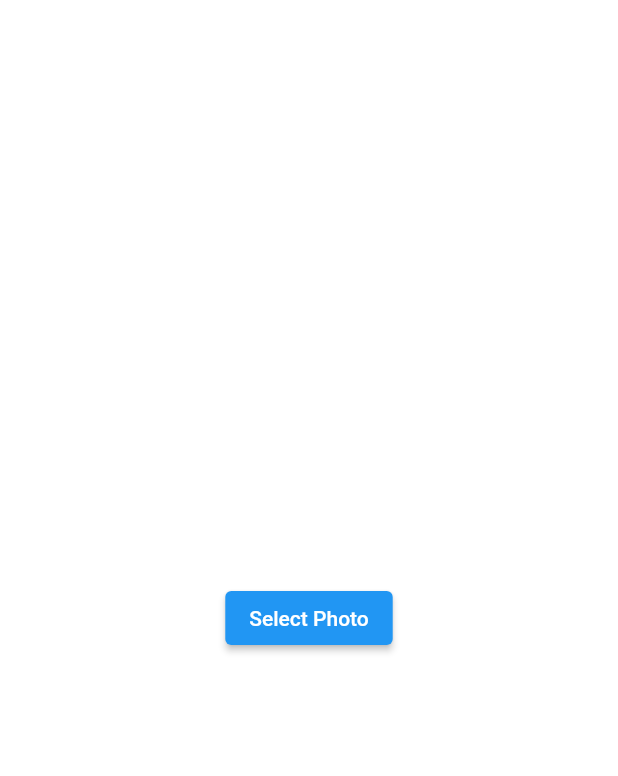
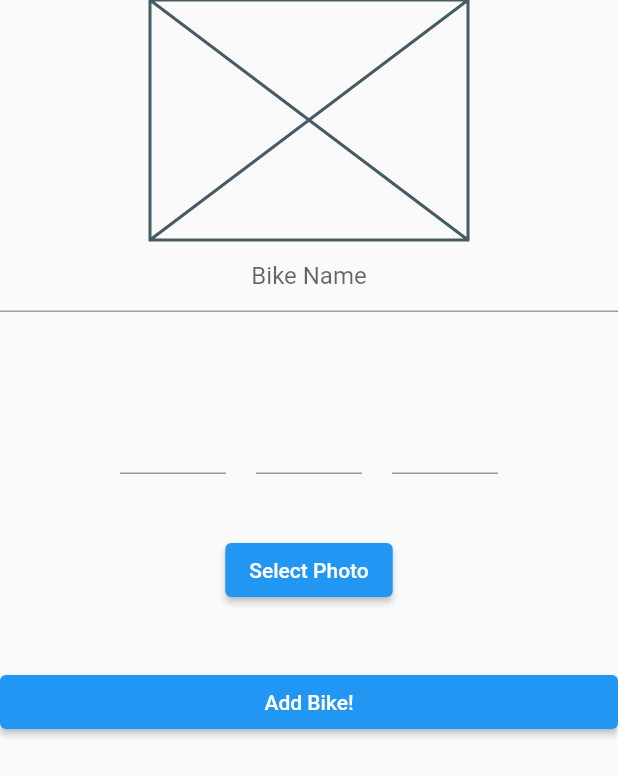
Before and after one commit to Super-Mean-Biker-Gang/bikeapp, a Flutter app: the AddBikeForm widget shown alone on an empty page, opened directly, on a phone screen of 412 x 824 dp. Shown: the top 776 px of the screen. Run offline on Flutter 3.47's test engine with Material 2 defaults, Android fonts, the phone set to English and light mode, and no system bars; our stand-ins replace cloud_firestore, email_validator, firebase_auth, firebase_core, firebase_storage, geolocator and 3 more; missing offline and left inert: flutter_config; accounts and stored records are empty.

Commit message:
Minor improvements to add bike form

```diff
--- a/lib/widgets/add_bike_form.dart
+++ b/lib/widgets/add_bike_form.dart
@@ -1,5 +1,7 @@
 import 'dart:io';
+import 'package:bikeapp/screens/add_bike_screen.dart';
 import 'package:bikeapp/screens/map_screen.dart';
+import 'package:firebase_auth/firebase_auth.dart';
 import 'package:flutter/material.dart';
 import 'package:cloud_firestore/cloud_firestore.dart';
 import 'package:firebase_storage/firebase_storage.dart';
@@ -15,7 +17,13 @@ class _AddBikeFormState extends State<AddBikeForm> {
   File image;
   LocationData locationData;
   final picker = ImagePicker();
+  final FirebaseAuth auth = FirebaseAuth.instance;
+  User user;
   TextEditingController lockComboController = new TextEditingController();
+  TextEditingController lockControllerOne = new TextEditingController();
+  TextEditingController lockControllerTwo = new TextEditingController();
+  TextEditingController lockControllerThree = new TextEditingController();
+  TextEditingController nameController = new TextEditingController();
   String imageURL;
 
   void getImage() async {
@@ -41,86 +49,147 @@ class _AddBikeFormState extends State<AddBikeForm> {
   @override
   void initState() {
     super.initState();
+    user = auth.currentUser;
     retrieveLocation();
   }
 
   @override
   Widget build(BuildContext context) {
-    if (image == null) {
-      getImage();
-      return Center(
-          child: ElevatedButton(
+    return SingleChildScrollView(
+      child: Center(
+        child: Column(mainAxisAlignment: MainAxisAlignment.center, children: [
+          showImage(context),
+          TextField(
+            controller: nameController,
+            decoration: InputDecoration(
+              hintText: "Bike Name",
+            ),
+            textAlign: TextAlign.center,
+            keyboardType: TextInputType.text,
+          ),
+          SizedBox(height: 60),
+          lockInput(context),
+          SizedBox(height: 40),
+          ElevatedButton(
             child: Text('Select Photo'),
             onPressed: () {
               getImage();
-              }));
-    } else {
-      return Scaffold(
-        appBar: AppBar(
-          leading: Padding(
-            padding: const EdgeInsets.only(left: 20.0),
-            child: GestureDetector(
-                onTap: () {
-                  Navigator.of(context).pop();
             },
-                child: Icon(Icons.arrow_back)),
           ),
-          title: Text("Add A Bike"),
-          centerTitle: true,
-        ),
-        body: ListView(children: [
-          Center(
-              child: Column(
-            mainAxisAlignment: MainAxisAlignment.center,
-            children: [
-              Image.file(image),
           SizedBox(height: 40),
-              TextField(
-                controller: lockComboController,
-                decoration: InputDecoration(
-                  hintText: "Lock Combination",
-                ),
-                textAlign: TextAlign.center,
-                // Change to three numbered fields and convert later
-                keyboardType: TextInputType.text,
-              ),
-              SizedBox(height: 80),
           FractionallySizedBox(
             widthFactor: 1,
             child: ElevatedButton(
               child: Text('Add Bike!'),
               onPressed: () {
+                submitAddBike();
+              },
+            ),
+          ),
+        ]),
+      ),
+    );
+  }
+
+  Widget lockInput(BuildContext context) {
+    return Padding(
+      padding: const EdgeInsets.symmetric(horizontal: 80),
+      child: Row(
+        mainAxisAlignment: MainAxisAlignment.spaceBetween,
+        children: <Widget>[
+          Flexible(
+            child: TextField(
+              controller: lockControllerOne,
+              decoration: InputDecoration(contentPadding: EdgeInsets.all(10)),
+              textAlign: TextAlign.center,
+              keyboardType: TextInputType.number,
+            ),
+          ),
+          SizedBox(width: 20.0),
+          Flexible(
+            child: TextField(
+              controller: lockControllerTwo,
+              decoration: InputDecoration(contentPadding: EdgeInsets.all(10)),
+              textAlign: TextAlign.center,
+              keyboardType: TextInputType.number,
+            ),
+          ),
+          SizedBox(width: 20.0),
+          Flexible(
+            child: TextField(
+              controller: lockControllerThree,
+              decoration: InputDecoration(contentPadding: EdgeInsets.all(10)),
+              textAlign: TextAlign.center,
+              keyboardType: TextInputType.number,
+            ),
+          ),
+        ],
+      ),
+    );
+  }
+
+  Widget showImage(BuildContext context) {
+    if (image != null) {
+      return Image.file(image);
+    } else {
+      return Padding(
+        padding: const EdgeInsets.symmetric(horizontal: 100.0),
+        child: Placeholder(fallbackHeight: 160),
+      );
+    }
+  }
+
+  void submitAddBike() {
+    showDialog(
+      context: context,
+      builder: (BuildContext context) {
+        return AlertDialog(
+          title: Text("Waiver"),
+          // Eventually read this from a text doc
+          content: Text(
+              "Sed ut perspiciatis unde omnis iste natus error sit voluptatem accusantium doloremque laudantium, totam rem aperiam, eaque ipsa quae ab illo inventore veritatis et quasi architecto beatae vitae dicta sunt explicabo. Nemo enim ipsam voluptatem quia voluptas sit aspernatur aut odit aut fugit, sed quia consequuntur magni dolores eos qui ratione voluptatem sequi nesciunt. Neque porro quisquam est, qui dolorem ipsum quia dolor sit amet, consectetur, adipisci velit, sed quia non numquam eius modi tempora incidunt ut labore et dolore magnam aliquam quaerat voluptatem. Ut enim ad minima veniam, quis nostrum exercitationem ullam corporis suscipit laboriosam, nisi ut aliquid ex ea commodi consequatur? Quis autem vel eum iure reprehenderit qui in ea voluptate velit esse quam nihil molestiae consequatur, vel illum qui dolorem eum fugiat quo voluptas nulla pariatur?"),
+          actions: <Widget>[
+            TextButton(
+              child: Text("I accept"),
+              onPressed: () {
                 retrieveLocation();
                 FirebaseFirestore.instance.collection('bikes').add({
-                      'bikeName':
-                          'Bike Name', // Will add appropriate form spot later
-                      'latitude':
-                          locationData != null ? locationData.latitude : 45,
+                  'bikeName': nameController.text != ""
+                      ? nameController.text.trim()
+                      : "Unnamed",
+                  'latitude': locationData != null ? locationData.latitude : 45,
                   'longitude':
                       locationData != null ? locationData.longitude : 30,
                   'tags': [
                     'Tag1',
                     'Tag2'
                   ], // Will add appropriate spot in form later
-                      'rating':
-                          null, // Not sure how we want bike ratings to start before being used
+                  'rating': null,
                   'photoUrl': imageURL,
                   'isBeingUsed': false,
-                      'lockCombo': lockComboController.text != ""
-                          ? lockComboController.text
-                          : "0",
+                  'lockCombo': lockControllerOne.text != ""
+                      ? (lockControllerOne.text +
+                          "-" +
+                          lockControllerTwo.text +
+                          "-" +
+                          lockControllerThree.text)
+                      : "No Combo Entered",
                   'donatedUserEmail':
-                          "userEmail@email.com", // Will add logic to determined logged in user's email
+                      user != null ? user.email : "default@email.com",
                 });
-                    //Navigator.popUntil(context, ModalRoute.withName(MapScreen.routeName));
                 Navigator.pushNamed(context, MapScreen.routeName);
               },
             ),
-              )
+            TextButton(
+              child: Text("Close"),
+              onPressed: () {
+                Navigator.popUntil(
+                    context, ModalRoute.withName(AddBikeScreen.routeName));
+              },
+            ),
           ],
-          )),
-        ]),
+        );
+      },
     );
   }
 }
-}
```
Also changed, not shown: lib/widgets/create_account_form.dart (+24 -12 lines). Lines whose indentation alone changed are shown as unchanged.
